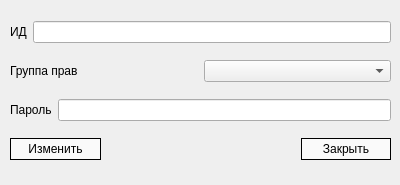
Before: the Qt Designer form src/setuserdialog.ui in f0rw4rd-dev/hse-hsms-wpf, drawn with Qt 5.
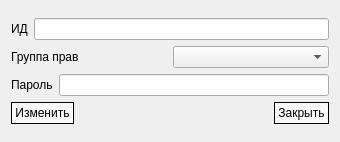
After: the same form once the commit is applied.

```diff
--- a/src/setuserdialog.ui
+++ b/src/setuserdialog.ui
@@ -6,22 +6,15 @@
    <rect>
     <x>0</x>
     <y>0</y>
-    <width>400</width>
-    <height>185</height>
+    <width>338</width>
+    <height>142</height>
    </rect>
   </property>
   <property name="windowTitle">
    <string>Dialog</string>
   </property>
-  <widget class="QWidget" name="verticalLayoutWidget">
-   <property name="geometry">
-    <rect>
-     <x>10</x>
-     <y>10</y>
-     <width>381</width>
-     <height>161</height>
-    </rect>
-   </property>
+  <layout class="QVBoxLayout" name="verticalLayout_2">
+   <item>
    <layout class="QVBoxLayout" name="verticalLayout">
     <item>
      <layout class="QHBoxLayout" name="horizontalLayout_3">
@@ -123,7 +116,8 @@
      </layout>
     </item>
    </layout>
-  </widget>
+   </item>
+  </layout>
  </widget>
  <resources/>
  <connections>
```
Left out of the diff: 18 changed lines with no effect on the pictures. Lines whose indentation alone changed are shown as unchanged.
